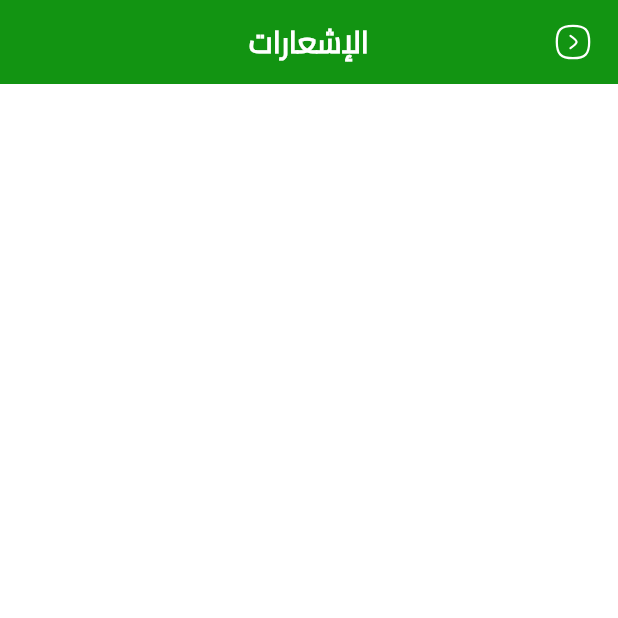
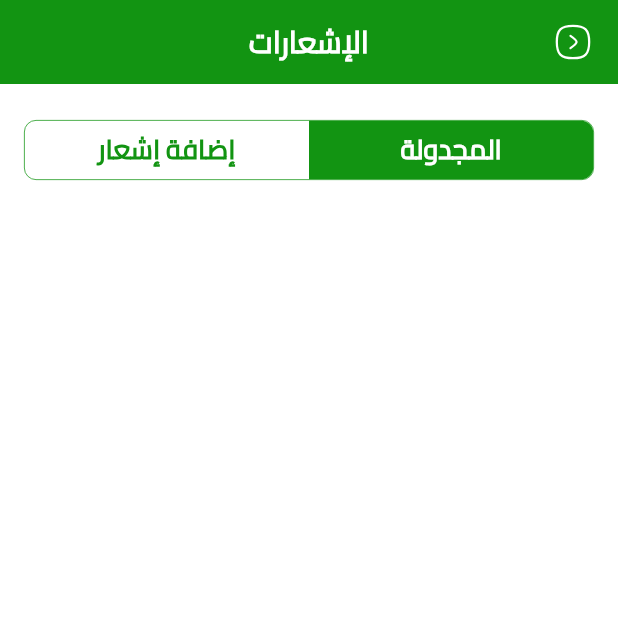
Before and after one commit to MohammedLaham/donationproject, a Flutter app: the NotificationsScreen screen opened directly, on a phone screen of 412 x 824 dp, the top half of it. Run offline on Flutter 3.47's test engine with Material 3 defaults, Android fonts, the light colour scheme and no system bars; our stand-ins replace dotted_border, flutter_otp_text_field, flutter_svg, get, image_picker.

Commit message:
Added NotificationsScreen ✅

```diff
--- a/lib/view/screens/admin/notifications/notifications_screen.dart
+++ b/lib/view/screens/admin/notifications/notifications_screen.dart
@@ -1,23 +1,40 @@
+import 'package:donationproject/view/widgets/custom_toggle.dart';
 import 'package:flutter/material.dart';
 
+import '../../../../core/color/constant.dart';
 import '../widgets/custom_appBar.dart';
 
-class NotificationsScreen extends StatelessWidget {
+class NotificationsScreen extends StatefulWidget {
   const NotificationsScreen({super.key});
 
   @override
+  State<NotificationsScreen> createState() => _NotificationsScreenState();
+}
+
+class _NotificationsScreenState extends State<NotificationsScreen> {
+  bool isAdd = false;
+  @override
   Widget build(BuildContext context) {
+
     return Scaffold(
       appBar: CustomAppBar(title: 'الإشعارات'),
       body: SingleChildScrollView(
         padding: EdgeInsetsDirectional.symmetric(horizontal: 16,vertical: 16),
         child: Column(
           children: [
-
-
-          ],
+            CustomToggle(
+                firstLabel: 'إضافة إشعار',
+                secondLabel: 'المجدولة',
+          isFirstSelected: isAdd,
+          activeColor: primaryColor,
+          onChanged: (value) {
+            setState(() {
+              isAdd = value;
+            });
+          },
         ),
-      ),
+        ]
+    ),)
     );
   }
 }
```
